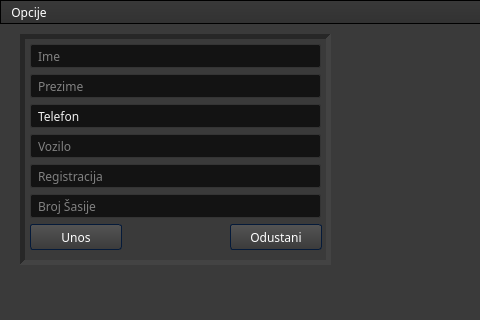
4ntim4tter/Budget-Flow, file untitled.ui: the form before one commit; both pictures show x 0 to 480 and y 0 to 320 of the 1274 by 720 pixel window.
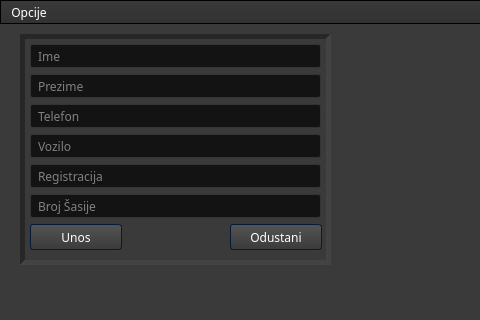
The form after the commit. Icons and pictures are not drawn.

The edit to the form file:
```diff
--- a/untitled.ui
+++ b/untitled.ui
@@ -1214,11 +1214,8 @@
        <pointsize>9</pointsize>
       </font>
      </property>
-     <property name="text">
-      <string>Telefon</string>
-     </property>
      <property name="placeholderText">
-      <string>Prezime</string>
+      <string>Telefon</string>
      </property>
     </widget>
    </widget>
```
Left out of the diff: 2 changed lines with no effect on the pictures.
